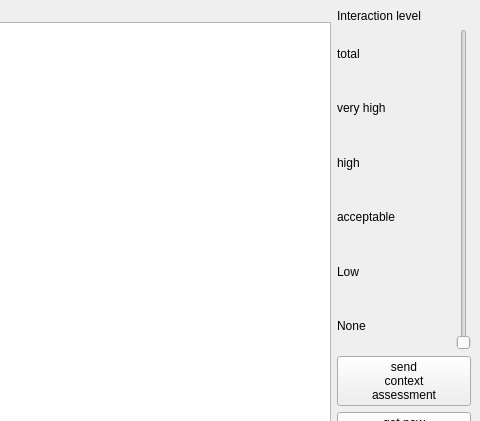
Qt form acquisition/sndg.ui (luiky/HIdataSet) before a commit; both pictures show x 478 to 958 and y 0 to 421 of the 958 by 867 pixel window.
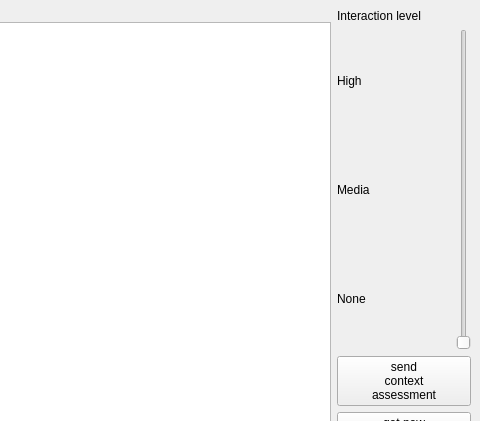
The same form after that commit.

Commit message: Scenarios are store and could be load IrregularObjects to json structure have been added Links are stored empty. Compatibility reasons sndg.ui with only three lables to measure the interaction level

What changed in the file:
```diff
--- a/acquisition/sndg.ui
+++ b/acquisition/sndg.ui
@@ -49,53 +49,29 @@
          <layout class="QHBoxLayout" name="horizontalLayout_3">
           <item>
            <layout class="QVBoxLayout" name="verticalLayout_3">
-            <item>
-             <widget class="QLabel" name="label5">
-              <property name="styleSheet">
-               <string notr="true">color: rgba(0, 0, 0, 0.);</string>
-              </property>
-              <property name="text">
-               <string>total</string>
-              </property>
-             </widget>
-            </item>
-            <item>
-             <widget class="QLabel" name="label4">
-              <property name="styleSheet">
-               <string notr="true">color: rgba(0, 0, 0, 0.);</string>
-              </property>
-              <property name="text">
-               <string>very high</string>
-              </property>
-             </widget>
-            </item>
-            <item>
-             <widget class="QLabel" name="label3">
-              <property name="styleSheet">
-               <string notr="true">color: rgba(0, 0, 0, 0.);</string>
-              </property>
-              <property name="text">
-               <string>high</string>
-              </property>
-             </widget>
-            </item>
             <item>
              <widget class="QLabel" name="label2">
+              <property name="enabled">
+               <bool>true</bool>
+              </property>
               <property name="styleSheet">
                <string notr="true">color: rgba(0, 0, 0, 0.);</string>
               </property>
               <property name="text">
-               <string>acceptable</string>
+               <string>High</string>
               </property>
              </widget>
             </item>
             <item>
              <widget class="QLabel" name="label1">
+              <property name="enabled">
+               <bool>true</bool>
+              </property>
               <property name="styleSheet">
                <string notr="true">color: rgba(0, 0, 0, 0.);</string>
               </property>
               <property name="text">
-               <string>Low</string>
+               <string>Media</string>
               </property>
              </widget>
             </item>
```
The commit also changes 4 other files.
